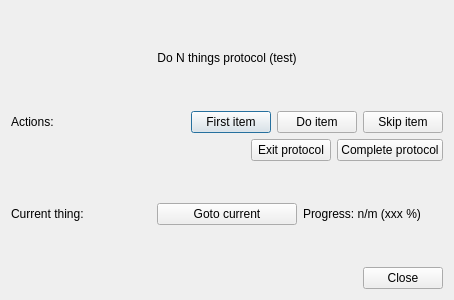
Before: the Qt Designer form neurolabi/gui/protocols/protocoldialog.ui in janelia-flyem/NeuTu, drawn with Qt 5.
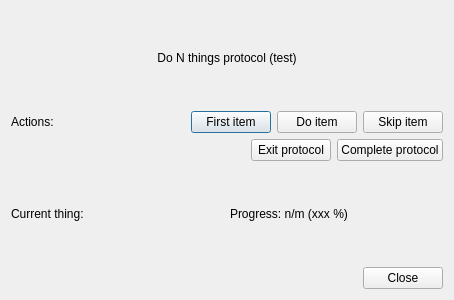
After: the same form once the commit is applied.

Commit message: implemented do/skip/next logic for test protocol

Patch:
```diff
--- a/neurolabi/gui/protocols/protocoldialog.ui
+++ b/neurolabi/gui/protocols/protocoldialog.ui
@@ -109,13 +109,6 @@
        </property>
       </widget>
      </item>
-     <item>
-      <widget class="QPushButton" name="gotoButton">
-       <property name="text">
-        <string>Goto current</string>
-       </property>
-      </widget>
-     </item>
      <item>
       <widget class="QLabel" name="progressLabel">
        <property name="text">
```
The commit also changes 2 other files.
